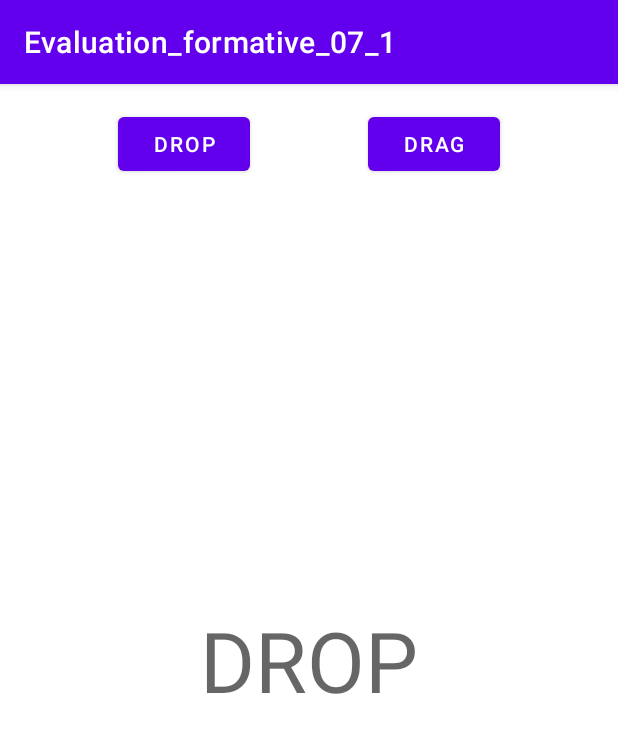
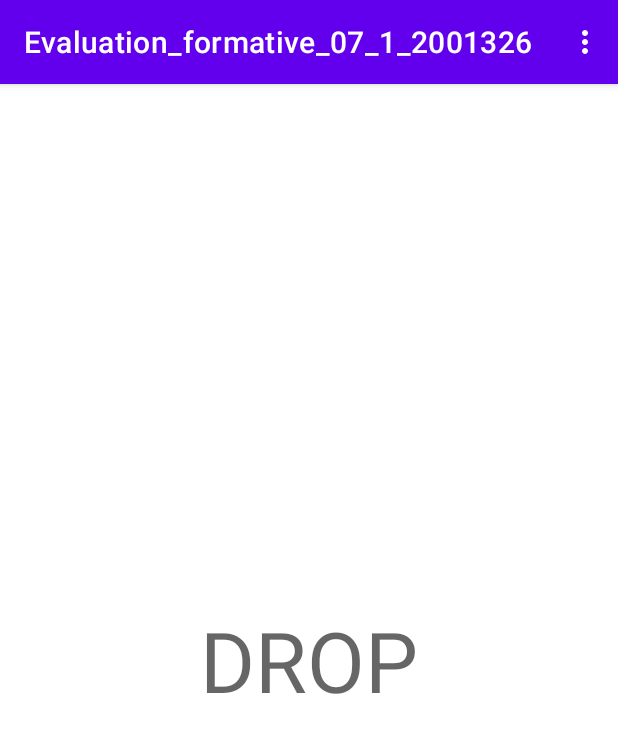
Before and after one commit to MiguelJerome/menu-options07, an Android app: the screen it shows after launch (MainActivity), on a phone screen of 412 x 824 dp. Shown: the top 733 px of the screen. Run offline under Robolectric (Android 15) with nearby library versions, the phone set to English and light mode, and no system bars.

Commit message:
finish exercise 07_01

```diff
--- a/Evaluation_formative_07_1/app/src/main/java/ca/collegelacite/evaluation_formative_07_1/MainActivity.java
+++ b/Evaluation_formative_07_1/app/src/main/java/ca/collegelacite/evaluation_formative_07_1/MainActivity.java
@@ -6,6 +6,9 @@ import androidx.constraintlayout.widget.ConstraintLayout;
 import android.graphics.Color;
 import android.graphics.PorterDuff;
 import android.os.Bundle;
+import android.view.Menu;
+import android.view.MenuInflater;
+import android.view.MenuItem;
 import android.view.MotionEvent;
 import android.view.View;
 import android.widget.Button;
@@ -15,6 +18,9 @@ import android.widget.TextView;
 import java.util.ArrayList;
 import java.util.List;
 import java.util.Random;
+// Neme: Miguel Jerome
+// Numero etudiant: 2001326
+// classe: IFM25907-030-P2022
 
 public class MainActivity extends AppCompatActivity {
     // Définition des différents modes opératoires du toucher
@@ -29,6 +35,9 @@ public class MainActivity extends AppCompatActivity {
     // Liste des ImageView instanciés durant l'exécution
     private List<ImageView> listeDroids = new ArrayList<ImageView>();
 
+
+    private Menu menu;
+
     @Override
     protected void onCreate(Bundle savedInstanceState) {
         super.onCreate(savedInstanceState);
@@ -36,7 +45,7 @@ public class MainActivity extends AppCompatActivity {
 
         // Installer un listener sur le layout de fond d'activité pour gérer
         // la manipulation des droids
-        ConstraintLayout layout = findViewById(R.id.mainLayout);
+        ConstraintLayout layout = findViewById(R.id.main_Layout);
         layout.setOnTouchListener(new ConstraintLayout.OnTouchListener() {
             public boolean onTouch(View v, MotionEvent ev) {
                 // Gérer la sélection et le déplacement des droids
@@ -114,7 +123,7 @@ public class MainActivity extends AppCompatActivity {
         final int droidSize = 144;
 
         // Obtenir le layout racine auquel on va ajouter un nouveau ImageView
-        ConstraintLayout layout = findViewById(R.id.mainLayout);
+        ConstraintLayout layout = findViewById(R.id.main_Layout);
 
         // Créer un ImageView et lui attribuer l'image du droid récupéré des ressources
         ImageView droid = new ImageView(this);
@@ -188,4 +197,41 @@ public class MainActivity extends AppCompatActivity {
         else
             tv.setText("DROP");
     }
+    @Override
+    public boolean onCreateOptionsMenu(Menu menu) {
+        // une classe qui permet de lire un fichier xml
+        MenuInflater inflater = getMenuInflater();
+        inflater.inflate(R.menu.menu_main, menu);
+
+        this.menu = menu;
+        return true;
+    }
+
+    @Override
+    public boolean onOptionsItemSelected(MenuItem item) {
+        ConstraintLayout layout = findViewById(R.id.main_Layout);
+
+        /*
+        menu.findItem(R.id.itemMenuRouge).setChecked(false);
+        menu.findItem(R.id.itemMenuVert).setChecked(false);
+        menu.findItem(R.id.itemMenuBleu).setChecked(false);
+         */
+
+        item.setChecked(true);
+        switch (item.getItemId())
+        {
+            case R.id.dragButtonID:
+                setMode(ModeDeToucher.drag);
+                return true;
+            case R.id.dropButtonID:
+                setMode(ModeDeToucher.drop);
+                return true;
+            default:
+                // si j ai pas gerer la selection faite, je vais retourner ce que la classe au desssus quand elle recoit
+                // onOptionsItemSelected
+                return super.onOptionsItemSelected(item);
+        }
+    }
+
+
 }
--- a/Evaluation_formative_07_1/app/src/main/res/layout/activity_main.xml
+++ b/Evaluation_formative_07_1/app/src/main/res/layout/activity_main.xml
@@ -2,7 +2,7 @@
 <androidx.constraintlayout.widget.ConstraintLayout xmlns:android="http://schemas.android.com/apk/res/android"
     xmlns:app="http://schemas.android.com/apk/res-auto"
     xmlns:tools="http://schemas.android.com/tools"
-    android:id="@+id/mainLayout"
+    android:id="@+id/main_Layout"
     android:layout_width="match_parent"
     android:layout_height="match_parent"
     tools:context=".MainActivity">
@@ -23,28 +23,5 @@
         tools:text="ACTION" />
 
     <!-- TODO (4): Éliminer ces boutons puisqu'ils sont obsolètes -->
-    <Button
-        android:id="@+id/dropButtonID"
-        android:layout_width="wrap_content"
-        android:layout_height="wrap_content"
-        android:layout_marginTop="16dp"
-        android:onClick="changerModeButtonClick"
-        android:text="Drop"
-        app:layout_constraintEnd_toStartOf="@+id/dragButtonID"
-        app:layout_constraintHorizontal_bias="0.5"
-        app:layout_constraintStart_toStartOf="parent"
-        app:layout_constraintTop_toTopOf="parent" />
-
-    <Button
-        android:id="@+id/dragButtonID"
-        android:layout_width="wrap_content"
-        android:layout_height="wrap_content"
-        android:onClick="changerModeButtonClick"
-        android:text="Drag"
-        app:layout_constraintBottom_toBottomOf="@+id/dropButtonID"
-        app:layout_constraintEnd_toEndOf="parent"
-        app:layout_constraintHorizontal_bias="0.5"
-        app:layout_constraintStart_toEndOf="@+id/dropButtonID"
-        app:layout_constraintTop_toTopOf="@+id/dropButtonID" />
 
 </androidx.constraintlayout.widget.ConstraintLayout>
--- /dev/null
+++ b/Evaluation_formative_07_1/app/src/main/res/menu/menu_main.xml
@@ -0,0 +1,11 @@
+<?xml version="1.0" encoding="utf-8"?>
+<menu xmlns:app="http://schemas.android.com/apk/res-auto"
+    xmlns:android="http://schemas.android.com/apk/res/android">
+
+    <item
+        android:id="@+id/dragButtonID"
+        android:title="Drag" />
+    <item
+        android:id="@+id/dropButtonID"
+        android:title="Drop" />
+</menu>
--- a/Evaluation_formative_07_1/app/src/main/res/values/strings.xml
+++ b/Evaluation_formative_07_1/app/src/main/res/values/strings.xml
@@ -1,3 +1,3 @@
 <resources>
-    <string name="app_name">Evaluation_formative_07_1</string>
+    <string name="app_name">Evaluation_formative_07_1_2001326</string>
 </resources>
```
Also changed, not shown: 2 other files.
